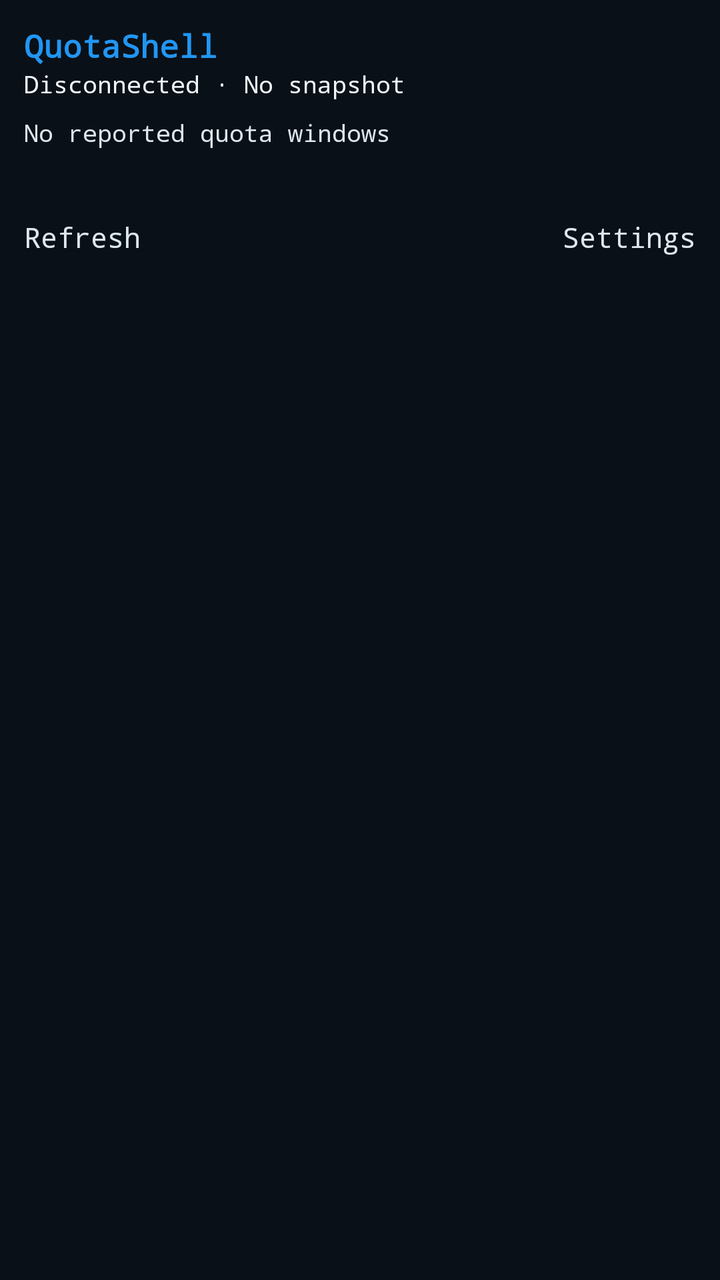
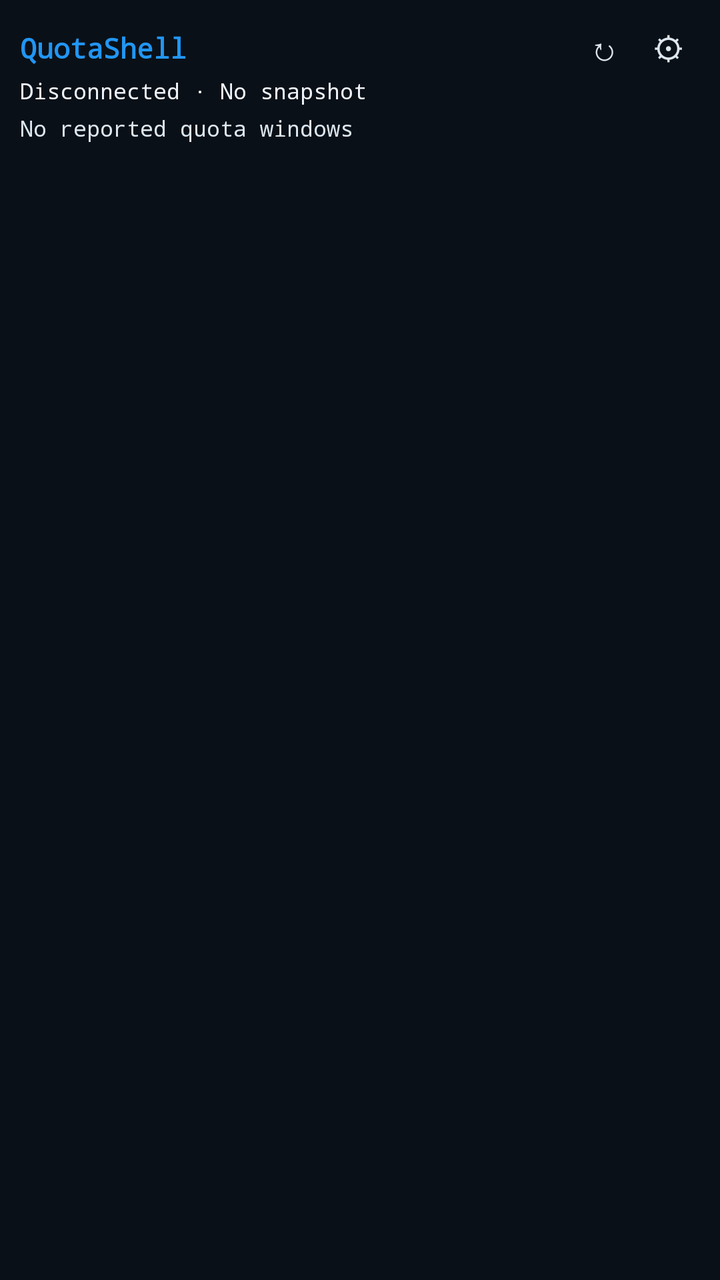

Two renders of the same Android screen: before a commit and after it. Below are the layout's source before the change and the commit's diff.
<!-- AndroidManifest.xml: application theme Theme.QuotaShell -->
<!-- res/layout/widget_quota.xml -->
<LinearLayout xmlns:android="http://schemas.android.com/apk/res/android"
    android:id="@+id/widget_root" android:layout_width="match_parent" android:layout_height="match_parent"
    android:orientation="vertical" android:padding="12dp" android:background="#E60A1018">
    <TextView android:id="@+id/widget_title" android:layout_width="match_parent" android:layout_height="wrap_content"
        android:contentDescription="@string/open_dashboard"
        android:fontFamily="monospace" android:text="@string/app_name" android:textColor="#2196F3" android:textSize="16sp" android:textStyle="bold" />
    <TextView android:id="@+id/widget_state" android:layout_width="match_parent" android:layout_height="wrap_content"
        android:fontFamily="monospace" android:text="@string/initial_widget_state" android:textColor="#F0F4FA" android:textSize="12sp" />
    <TextView android:id="@+id/widget_empty" android:layout_width="match_parent" android:layout_height="wrap_content"
        android:fontFamily="monospace" android:text="@string/no_quota_windows" android:textColor="#DDE7F0" android:paddingTop="8dp" android:textSize="12sp" />
    <LinearLayout android:id="@+id/widget_windows" android:layout_width="match_parent" android:layout_height="wrap_content" android:orientation="vertical" />
    <TextView android:id="@+id/widget_inventory" android:layout_width="match_parent" android:layout_height="wrap_content"
        android:fontFamily="monospace" android:textColor="#F0F4FA" android:textSize="12sp" android:paddingTop="4dp" />
    <LinearLayout android:layout_width="match_parent" android:layout_height="wrap_content" android:orientation="horizontal">
        <TextView android:id="@+id/widget_refresh" android:layout_width="0dp" android:layout_weight="1" android:layout_height="48dp"
            android:gravity="center_vertical" android:fontFamily="monospace" android:text="@string/refresh" android:textColor="#DDE7F0" />
        <TextView android:id="@+id/widget_settings" android:layout_width="wrap_content" android:layout_height="48dp"
            android:gravity="center_vertical" android:fontFamily="monospace" android:text="@string/settings" android:textColor="#DDE7F0" />
    </LinearLayout>
</LinearLayout>
<!-- resources referenced by this layout -->
<resources>
  <string name="app_name">QuotaShell</string>
  <string name="initial_widget_state">Disconnected · No snapshot</string>
  <string name="no_quota_windows">No reported quota windows</string>
  <string name="open_dashboard">Open QuotaShell dashboard</string>
  <string name="refresh">Refresh</string>
  <string name="settings">Settings</string>
  <style name="Theme.QuotaShell" parent="android:style/Theme.Material.NoActionBar">
          <item name="android:fontFamily">monospace</item>
          <item name="android:colorAccent">#2196F3</item>
          <item name="android:windowLightStatusBar">false</item>
          <item name="android:statusBarColor">#0A1018</item>
          <item name="android:navigationBarColor">#0A1018</item>
          <item name="android:windowBackground">#0A1018</item>
          <item name="android:colorControlNormal">#DDE7F0</item>
      </style>
</resources>

<!-- the commit's change to res/layout/widget_quota.xml (unified diff, before → after) -->
@@ -1,20 +1,25 @@
 <LinearLayout xmlns:android="http://schemas.android.com/apk/res/android"
     android:id="@+id/widget_root" android:layout_width="match_parent" android:layout_height="match_parent"
-    android:orientation="vertical" android:padding="12dp" android:background="#E60A1018">
-    <TextView android:id="@+id/widget_title" android:layout_width="match_parent" android:layout_height="wrap_content"
-        android:contentDescription="@string/open_dashboard"
-        android:fontFamily="monospace" android:text="@string/app_name" android:textColor="#2196F3" android:textSize="16sp" android:textStyle="bold" />
+    android:orientation="vertical" android:padding="10dp" android:background="#E60A1018">
+    <LinearLayout android:layout_width="match_parent" android:layout_height="wrap_content"
+        android:orientation="horizontal" android:gravity="center_vertical">
+        <TextView android:id="@+id/widget_title" android:layout_width="0dp" android:layout_weight="1" android:layout_height="wrap_content"
+            android:contentDescription="@string/open_dashboard" android:maxLines="1" android:ellipsize="end"
+            android:fontFamily="monospace" android:text="@string/app_name" android:textColor="#2196F3" android:textSize="14sp" android:textStyle="bold" />
+        <TextView android:id="@+id/widget_refresh" android:layout_width="32dp" android:layout_height="28dp"
+            android:contentDescription="@string/refresh" android:gravity="center"
+            android:fontFamily="monospace" android:text="@string/refresh_icon" android:textColor="#DDE7F0" android:textSize="16sp" />
+        <TextView android:id="@+id/widget_settings" android:layout_width="32dp" android:layout_height="28dp"
+            android:contentDescription="@string/settings" android:gravity="center"
+            android:fontFamily="monospace" android:text="@string/settings_icon" android:textColor="#DDE7F0" android:textSize="16sp" />
+    </LinearLayout>
     <TextView android:id="@+id/widget_state" android:layout_width="match_parent" android:layout_height="wrap_content"
-        android:fontFamily="monospace" android:text="@string/initial_widget_state" android:textColor="#F0F4FA" android:textSize="12sp" />
+        android:maxLines="1" android:ellipsize="end"
+        android:fontFamily="monospace" android:text="@string/initial_widget_state" android:textColor="#F0F4FA" android:textSize="11sp" />
     <TextView android:id="@+id/widget_empty" android:layout_width="match_parent" android:layout_height="wrap_content"
-        android:fontFamily="monospace" android:text="@string/no_quota_windows" android:textColor="#DDE7F0" android:paddingTop="8dp" android:textSize="12sp" />
+        android:fontFamily="monospace" android:text="@string/no_quota_windows" android:textColor="#DDE7F0" android:paddingTop="4dp" android:textSize="11sp" />
     <LinearLayout android:id="@+id/widget_windows" android:layout_width="match_parent" android:layout_height="wrap_content" android:orientation="vertical" />
     <TextView android:id="@+id/widget_inventory" android:layout_width="match_parent" android:layout_height="wrap_content"
-        android:fontFamily="monospace" android:textColor="#F0F4FA" android:textSize="12sp" android:paddingTop="4dp" />
-    <LinearLayout android:layout_width="match_parent" android:layout_height="wrap_content" android:orientation="horizontal">
-        <TextView android:id="@+id/widget_refresh" android:layout_width="0dp" android:layout_weight="1" android:layout_height="48dp"
-            android:gravity="center_vertical" android:fontFamily="monospace" android:text="@string/refresh" android:textColor="#DDE7F0" />
-        <TextView android:id="@+id/widget_settings" android:layout_width="wrap_content" android:layout_height="48dp"
-            android:gravity="center_vertical" android:fontFamily="monospace" android:text="@string/settings" android:textColor="#DDE7F0" />
-    </LinearLayout>
+        android:maxLines="1" android:ellipsize="end"
+        android:fontFamily="monospace" android:textColor="#F0F4FA" android:textSize="11sp" android:paddingTop="2dp" />
 </LinearLayout>
<!-- resource entries referenced after the edit -->
@@ -5,7 +5,9 @@
   <string name="no_quota_windows">No reported quota windows</string>
   <string name="open_dashboard">Open QuotaShell dashboard</string>
   <string name="refresh">Refresh</string>
+  <string name="refresh_icon">↻</string>
   <string name="settings">Settings</string>
+  <string name="settings_icon">⚙</string>
   <style name="Theme.QuotaShell" parent="android:style/Theme.Material.NoActionBar">
           <item name="android:fontFamily">monospace</item>
           <item name="android:colorAccent">#2196F3</item>
